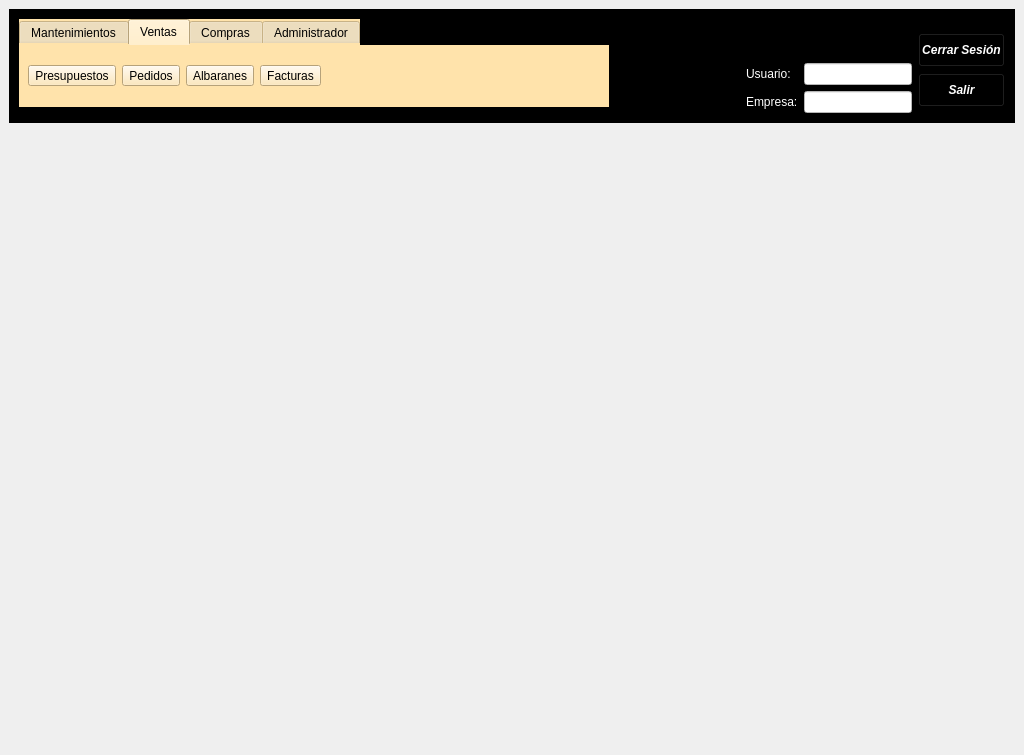
The window that mainwindow.ui (arcnexus/RedFoX) describes before a commit, drawn with Qt 5.
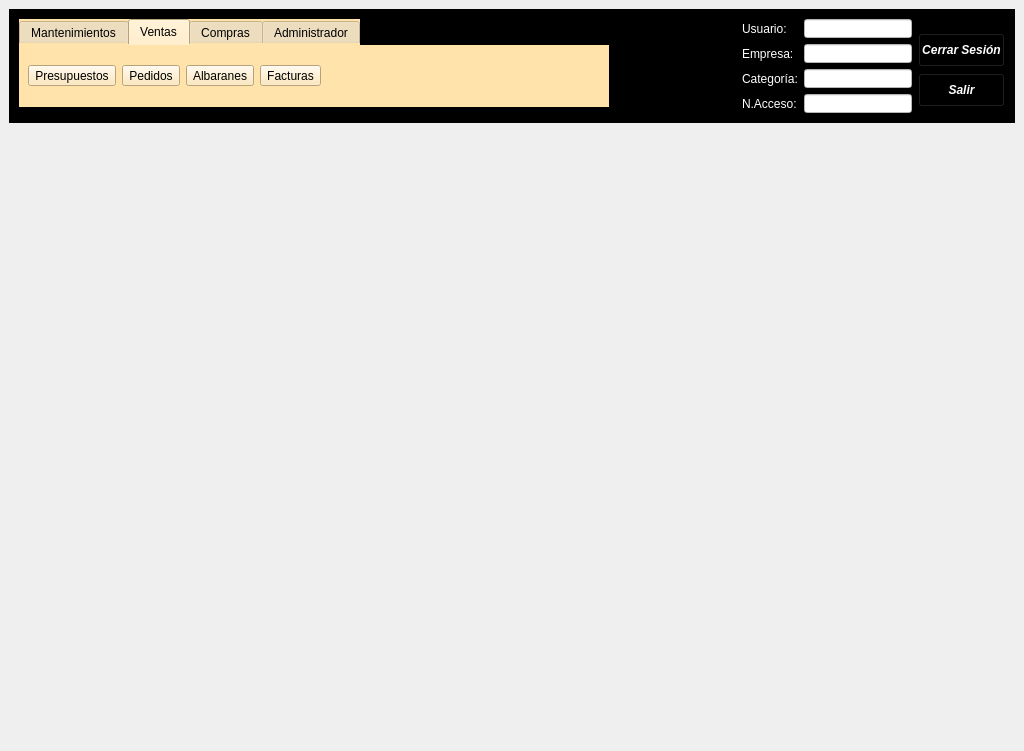
The same window after the commit. Icons and pictures are not drawn.

Commit message: Varios Modficacion mainwindow.cpp para aceptar nivel y tipo usuario Final pedidos Inicio Presupuestos

What changed in the file:
```diff
--- a/mainwindow.ui
+++ b/mainwindow.ui
@@ -7,7 +7,7 @@
     <x>0</x>
     <y>0</y>
     <width>1024</width>
-    <height>755</height>
+    <height>751</height>
    </rect>
   </property>
   <property name="sizePolicy">
@@ -164,7 +164,7 @@
        </item>
        <item row="0" column="2" rowspan="2">
         <layout class="QGridLayout" name="gridLayout">
-         <item row="2" column="0">
+         <item row="1" column="0">
           <widget class="QLabel" name="label_2">
            <property name="palette">
             <palette>
@@ -346,8 +346,11 @@
            </property>
           </widget>
          </item>
-         <item row="1" column="1">
+         <item row="0" column="1">
           <widget class="QLineEdit" name="lineUsuarioActivo">
+           <property name="enabled">
+            <bool>false</bool>
+           </property>
            <property name="maximumSize">
             <size>
              <width>150</width>
@@ -362,7 +365,7 @@
            </property>
           </widget>
          </item>
-         <item row="1" column="0">
+         <item row="0" column="0">
           <widget class="QLabel" name="label">
            <property name="palette">
             <palette>
@@ -544,21 +547,11 @@
            </property>
           </widget>
          </item>
-         <item row="0" column="1">
-          <spacer name="verticalSpacer_2">
-           <property name="orientation">
-            <enum>Qt::Vertical</enum>
-           </property>
-           <property name="sizeHint" stdset="0">
-            <size>
-             <width>20</width>
-             <height>40</height>
-            </size>
-           </property>
-          </spacer>
-         </item>
-         <item row="2" column="1">
+         <item row="1" column="1">
           <widget class="QLineEdit" name="lineEmpresaActiva">
+           <property name="enabled">
+            <bool>false</bool>
+           </property>
            <property name="styleSheet">
             <string notr="true">background-color: rgb(255, 255, 255);</string>
            </property>
@@ -567,6 +560,48 @@
            </property>
           </widget>
          </item>
+         <item row="2" column="0">
+          <widget class="QLabel" name="label_3">
+           <property name="styleSheet">
+            <string notr="true">color: rgb(255, 255, 255);</string>
+           </property>
+           <property name="text">
+            <string>Categoría:</string>
+           </property>
+          </widget>
+         </item>
+         <item row="2" column="1">
+          <widget class="QLineEdit" name="txtcCategoria">
+           <property name="enabled">
+            <bool>false</bool>
+           </property>
+           <property name="styleSheet">
+            <string notr="true">color: rgb(0, 0, 0);
+background-color: rgb(255, 255, 255);</string>
+           </property>
+          </widget>
+         </item>
+         <item row="3" column="0">
+          <widget class="QLabel" name="label_4">
+           <property name="styleSheet">
+            <string notr="true">color: rgb(255, 255, 255);</string>
+           </property>
+           <property name="text">
+            <string>N.Acceso:</string>
+           </property>
+          </widget>
+         </item>
+         <item row="3" column="1">
+          <widget class="QLineEdit" name="txtnNivel">
+           <property name="enabled">
+            <bool>false</bool>
+           </property>
+           <property name="styleSheet">
+            <string notr="true">color: rgb(0, 0, 0);
+background-color: rgb(255, 255, 255);</string>
+           </property>
+          </widget>
+         </item>
         </layout>
        </item>
        <item row="0" column="3">
```
Left out of the diff: 4 changed lines with no effect on the pictures. The commit also changes 12 other files.
